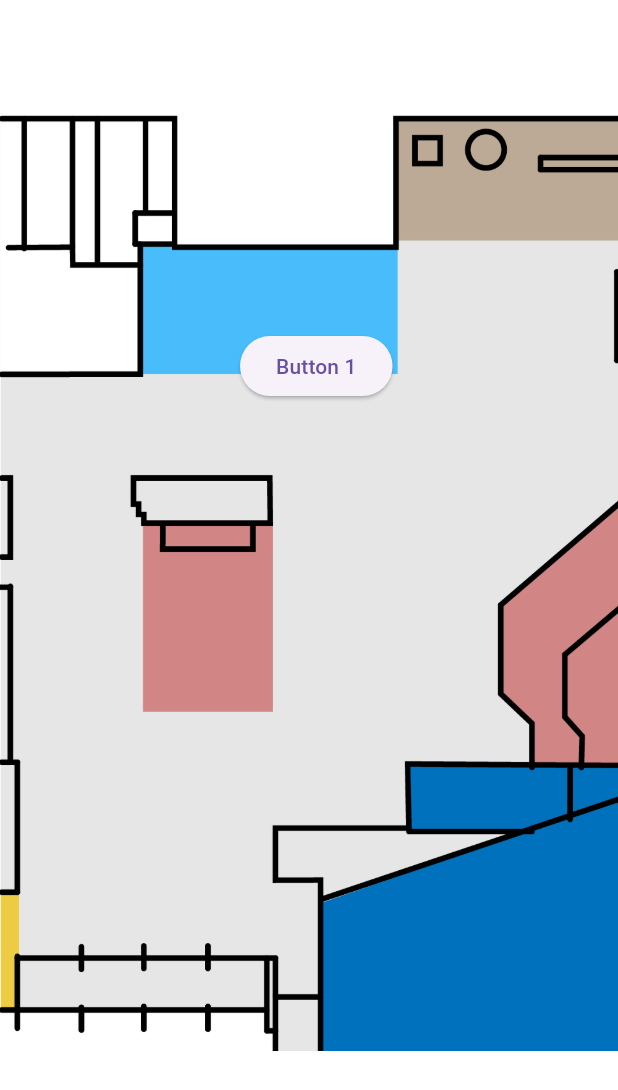
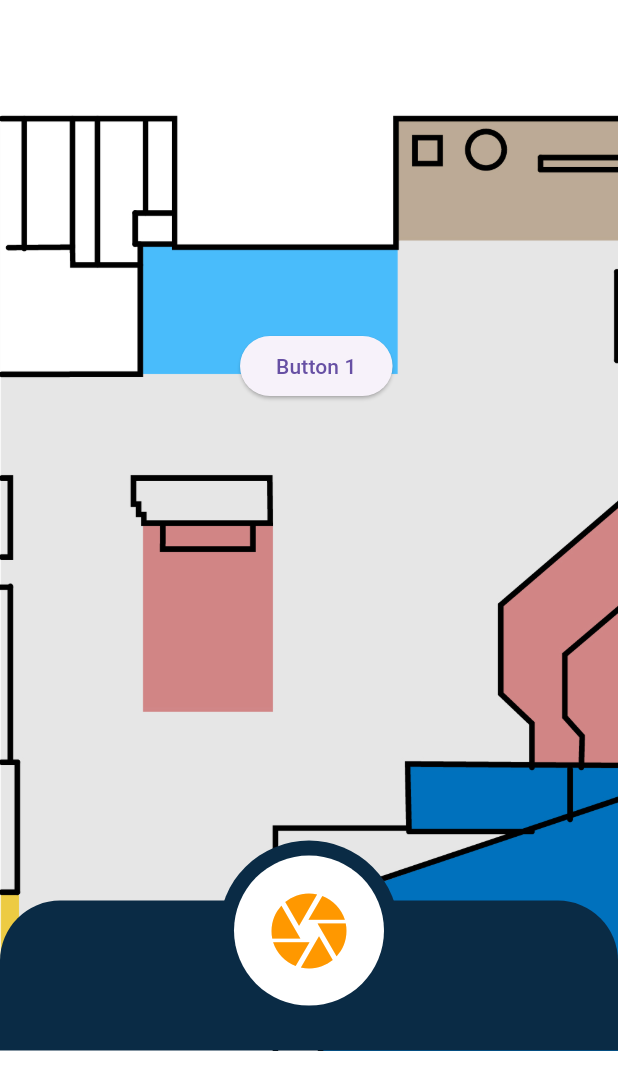
Before and after one commit to Thomas-More-Digital-Innovation/2324-ITF-001-AR-rondleiding, a Flutter app: the screen it shows after launch, on a phone screen of 412 x 824 dp. Shown: the top 1090 px of the screen. Run offline on Flutter 3.47's test engine with Material 3 defaults, Android fonts, the phone set to English and light mode, and no system bars.

Commit message:
bottom camera icon styling

```diff
--- /dev/null
+++ b/code/lib/components/BottomNavigationHome.dart
@@ -0,0 +1,64 @@
+import 'package:flutter/material.dart';
+
+class CustomCameraOverlay extends StatelessWidget {
+  @override
+  Widget build(BuildContext context) {
+    return Container(
+      height: 100,
+      decoration: const BoxDecoration(
+        color: Color(0xFF0A2B45), // Dark blue color
+        borderRadius: BorderRadius.only(
+          topLeft: Radius.circular(40),
+          topRight: Radius.circular(40),
+        ),
+      ),
+      child: Center(
+        child: Stack(
+          alignment: Alignment.center,
+          clipBehavior: Clip.none, // Allow the button to overflow outside the container
+          children: [
+            // Position the button halfway above the top edge
+            Positioned(
+              top: -40, // Adjust this value to control the vertical offset
+              child: IconButton(
+                onPressed: () {
+                  // Handle button press
+                  print("Camera button pressed");
+                },
+                icon: Stack(
+                  alignment: Alignment.center,
+                  children: [
+                    // Outer dark blue circle (slightly bigger)
+                    Container(
+                      padding: const EdgeInsets.all(60), // Larger padding for the outer circle
+                      decoration: const BoxDecoration(
+                        color: Color(0xFF0A2B45),
+                        shape: BoxShape.circle,
+                      ),
+                    ),
+                    // Inner white circle (slightly smaller)
+                    Container(
+                      padding: const EdgeInsets.all(50), // Smaller padding for the inner circle
+                      decoration: const BoxDecoration(
+                        color: Colors.white,
+                        shape: BoxShape.circle,
+                      ),
+                    ),
+                    // Orange camera icon
+                    const Icon(
+                      Icons.camera,
+                      color: Colors.orange,
+                      size: 60, // Adjust icon size as needed
+                    ),
+                  ],
+                ),
+                padding: EdgeInsets.zero,
+                iconSize: 60, // Overall button size
+              ),
+            ),
+          ],
+        ),
+      ),
+    );
+  }
+}
--- a/code/lib/screens/HomePage.dart
+++ b/code/lib/screens/HomePage.dart
@@ -1,5 +1,6 @@
 import 'package:flutter/material.dart';
 import 'package:code/components/PositionedButton.dart';
+import 'package:code/components/BottomNavigationHome.dart';
 
 class HomePage extends StatelessWidget {
   const HomePage({super.key});
@@ -7,29 +8,39 @@ class HomePage extends StatelessWidget {
   @override
   Widget build(BuildContext context) {
     return Scaffold(
-      body: SizedBox(
+      body: Stack(
+        children: [
+          // Main interactive viewer with the image and positioned buttons
+          SizedBox(
             height: MediaQuery.of(context).size.height * 0.85,
             child: InteractiveViewer(
               boundaryMargin: const EdgeInsets.all(20),
-          minScale: 0.5,
-          maxScale: 3.0,
+              minScale: 0.1,
+              maxScale: 2.0,
               constrained: false,
-
               child: Stack(
                 children: [
                   Image.asset(
-                'assets/images/grondplan_rondleiding_groot.jpg', // Place your image in the assets folder
+                    'assets/images/grondplan_rondleiding_groot.jpg',
                     fit: BoxFit.fitHeight,
                     height: MediaQuery.of(context).size.height,
                   ),
-              // Buttons placed at specific locations
+                  // Custom positioned buttons
                   const PositionedButton(index: 1, x: 160, y: 220),
                   const PositionedButton(index: 2, x: 930, y: 260),
-              // Add more PositionedButton widgets as needed
                 ],
               ),
             ),
           ),
+          // Overlay positioned at the bottom with a camera button
+          Positioned(
+            bottom: 0,
+            left: 0,
+            right: 0,
+            child: CustomCameraOverlay(),
+          ),
+        ],
+      ),
     );
   }
 }
```
Lines whose indentation alone changed are shown as unchanged.
